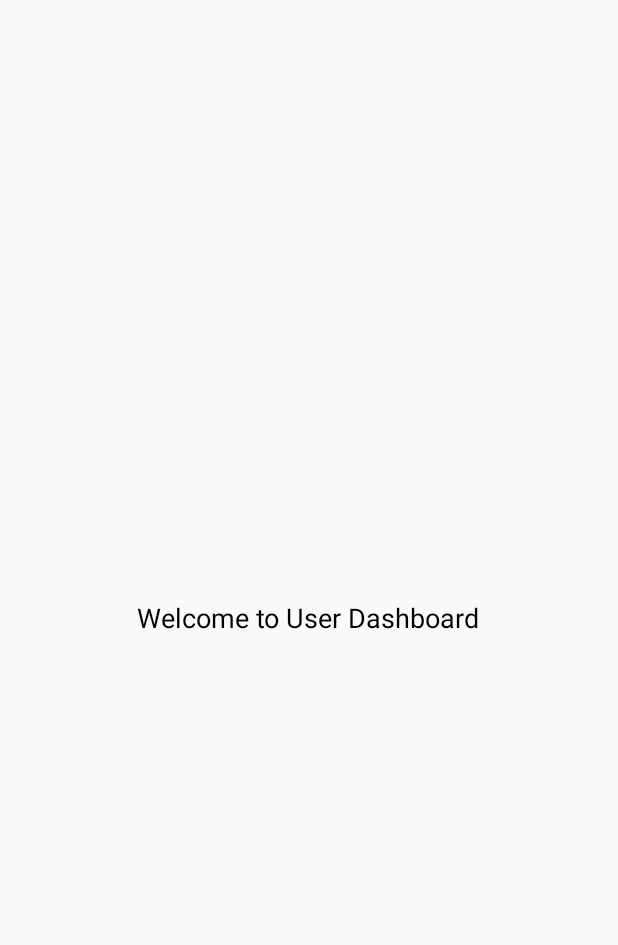
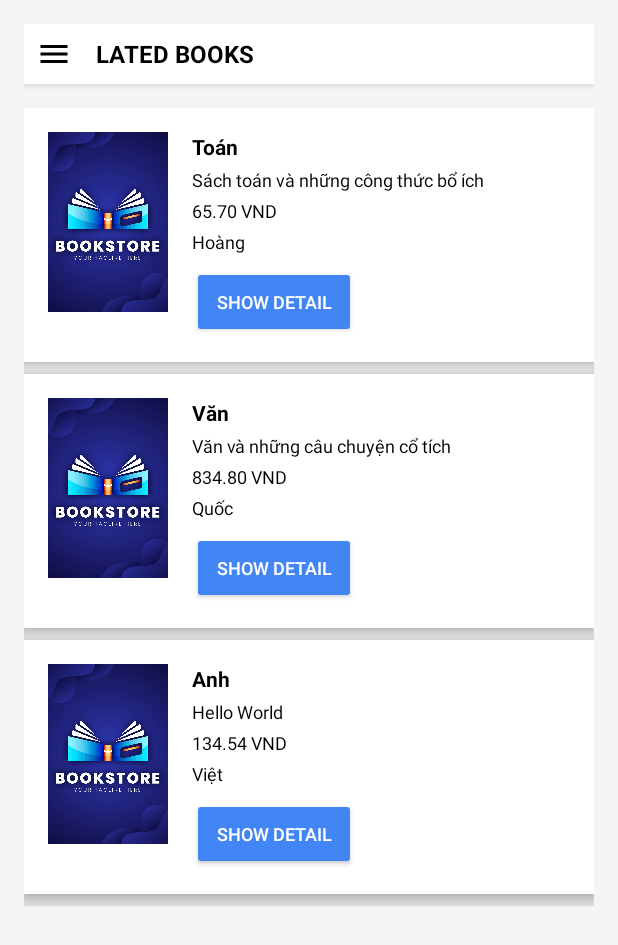
Before and after one commit to tuananbg/BTL_Android, an Android app: the UserActivity screen opened directly, with no data from a screen before it, on a phone screen of 412 x 824 dp. Shown: the top 945 px of the screen. Run offline under Robolectric (Android 15) with nearby library versions, the phone set to English and light mode, and no system bars.

```diff
--- a/app/src/main/java/com/buihuuduy/btl_android/DBSQLite/DataHandler.java
+++ b/app/src/main/java/com/buihuuduy/btl_android/DBSQLite/DataHandler.java
@@ -7,7 +7,11 @@ import android.database.sqlite.SQLiteDatabase;
 import android.database.sqlite.SQLiteOpenHelper;
 import android.util.Log;
 
+import com.buihuuduy.btl_android.entity.BookEntity;
 import com.buihuuduy.btl_android.entity.UserEntity;
+
+import java.util.ArrayList;
+import java.util.List;
 
 public class DataHandler extends SQLiteOpenHelper {
 
@@ -15,6 +19,7 @@ public class DataHandler extends SQLiteOpenHelper {
     private static final String DATABASE_NAME = "book_management_db.db";
 
     private static final String TABLE_USER = "user";
+    private static final String TABLE_BOOK = "book";
 
     // SQL query to create the user table
     private static final String CREATE_TABLE_USER =
@@ -25,6 +30,21 @@ public class DataHandler extends SQLiteOpenHelper {
                     "password VARCHAR(255), " +
                     "isAdmin INTEGER" +
                     ");";
+
+    private static final String CREATE_TABLE_BOOK =
+            "create table " + TABLE_BOOK + " (" +
+                    "id integer primary key autoincrement, " +
+                    "name nvarchar(100), " +
+                    "description text, " +
+                    "price real, " +
+                    "author nvarchar(30)" +
+                    ");";
+
+    private static final String INIT_BOOK_LIST =
+            "INSERT INTO Book (name, description, price, author) VALUES " +
+            "('Toán', 'Sách toán và những công thức bổ ích', 20000, 'Hoàng'), " +
+            "('Văn', 'Văn và những câu chuyện cổ tích', 25000, 'Quốc'), " +
+            "('Anh', 'Hello World', 30000, 'Việt');";
 
     // Constructor
     public DataHandler(Context context) {
@@ -37,6 +57,9 @@ public class DataHandler extends SQLiteOpenHelper {
         try {
             db.execSQL(CREATE_TABLE_USER);  // Tạo bảng user
             createDefaultAccounts(db); // Chèn tài khoản mặc định
+
+            db.execSQL(CREATE_TABLE_BOOK);
+            db.execSQL(INIT_BOOK_LIST);
         } catch (Exception e) {
             Log.e("DataHandler", "Error creating table: " + e.getMessage());
         }
@@ -44,8 +67,9 @@ public class DataHandler extends SQLiteOpenHelper {
 
     @Override
     public void onUpgrade(SQLiteDatabase db, int oldVersion, int newVersion) {
-        db.execSQL("DROP TABLE IF EXISTS " + TABLE_USER);
-        onCreate(db);
+            db.execSQL("DROP TABLE IF EXISTS " + TABLE_USER);
+            db.execSQL("DROP TABLE IF EXISTS " + TABLE_BOOK);
+            onCreate(db); // Tạo lại bảng mới
     }
 
     // Check if email exists in the database
@@ -152,4 +176,39 @@ public class DataHandler extends SQLiteOpenHelper {
             insertUser(db); // Thêm tài khoản user nếu chưa tồn tại
         }
     }
+
+    public List<BookEntity> getAllBooks() {
+        List<BookEntity> bookList = new ArrayList<>();
+        SQLiteDatabase db = this.getReadableDatabase();
+
+        String query = "SELECT * FROM Book";
+        Cursor cursor = db.rawQuery(query, null);
+        int x = 0;
+
+        if (cursor != null && cursor.moveToFirst()) {
+            int idIndex = cursor.getColumnIndex("id");
+            int nameIndex = cursor.getColumnIndex("name");
+            int descriptionIndex = cursor.getColumnIndex("description");
+            int priceIndex = cursor.getColumnIndex("price");
+            int authorIndex = cursor.getColumnIndex("author");
+
+            if (idIndex != -1 && nameIndex != -1 && descriptionIndex != -1 && priceIndex != -1 && authorIndex != -1) {
+                do {
+                    int id = cursor.getInt(idIndex);
+                    String name = cursor.getString(nameIndex);
+                    String description = cursor.getString(descriptionIndex);
+                    double price = cursor.getDouble(priceIndex);
+                    String author = cursor.getString(authorIndex);
+
+                    bookList.add(new BookEntity(id, name, description, price, author));
+                } while (cursor.moveToNext());
+            } else {
+                Log.e("Database", "Column not found in cursor");
+            }
+        }
+        cursor.close();
+        db.close();
+
+        return bookList;
+    }
 }
--- a/app/src/main/java/com/buihuuduy/btl_android/UserActivity.java
+++ b/app/src/main/java/com/buihuuduy/btl_android/UserActivity.java
@@ -1,16 +1,39 @@
 package com.buihuuduy.btl_android;
 
 import android.os.Bundle;
+import android.widget.ListView;
 import android.widget.TextView;
 import androidx.appcompat.app.AppCompatActivity;
 
+import com.buihuuduy.btl_android.DBSQLite.DataHandler;
+import com.buihuuduy.btl_android.adapter.BookAdapter;
+import com.buihuuduy.btl_android.entity.BookEntity;
+
+import java.util.ArrayList;
+import java.util.List;
+
 public class UserActivity extends AppCompatActivity {
+    private ListView listViewBooks;
+    private BookAdapter bookAdapter;
+    private DataHandler dataHandler;
+
     @Override
     protected void onCreate(Bundle savedInstanceState) {
         super.onCreate(savedInstanceState);
         setContentView(R.layout.activity_user);
 
-        TextView textView = findViewById(R.id.textViewUser);
-        textView.setText("Welcome to User Dashboard");
+        listViewBooks = findViewById(R.id.homePageListViewBooks);
+
+        dataHandler = new DataHandler(this);
+
+//        List<BookEntity> bookList = dataHandler.getAllBooks();
+
+        List<BookEntity> bookList = new ArrayList<>();
+        bookList.add(new BookEntity(1, "Toán", "Sách toán và những công thức bổ ích", 65.7, "Hoàng"));
+        bookList.add(new BookEntity(7, "Văn", "Văn và những câu chuyện cổ tích", 834.8, "Quốc"));
+        bookList.add(new BookEntity(5, "Anh", "Hello World", 134.54, "Việt"));
+
+        bookAdapter = new BookAdapter(this, bookList);
+        listViewBooks.setAdapter(bookAdapter);
     }
 }
--- /dev/null
+++ b/app/src/main/java/com/buihuuduy/btl_android/adapter/BookAdapter.java
@@ -0,0 +1,66 @@
+package com.buihuuduy.btl_android.adapter;
+
+import com.buihuuduy.btl_android.R;
+import com.buihuuduy.btl_android.entity.BookEntity;
+
+import android.content.Context;
+import android.view.LayoutInflater;
+import android.view.View;
+import android.view.ViewGroup;
+import android.widget.BaseAdapter;
+import android.widget.Button;
+import android.widget.ImageView;
+import android.widget.TextView;
+
+
+import java.util.List;
+
+public class BookAdapter extends BaseAdapter {
+    private Context context;
+    private List<BookEntity> bookList;
+
+    public BookAdapter(Context context, List<BookEntity> bookList) {
+        this.context = context;
+        this.bookList = bookList;
+    }
+
+    @Override
+    public int getCount() {
+        return bookList.size();
+    }
+
+    @Override
+    public Object getItem(int position) {
+        return bookList.get(position);
+    }
+
+    @Override
+    public long getItemId(int position) {
+        return position;
+    }
+
+    @Override
+    public View getView(int position, View convertView, ViewGroup parent) {
+        if (convertView == null) {
+            convertView = LayoutInflater.from(context).inflate(R.layout.book_item, parent, false);
+        }
+
+        BookEntity book = bookList.get(position);
+
+        TextView name = convertView.findViewById(R.id.bookItemName);
+        TextView description = convertView.findViewById(R.id.bookItemDescription);
+        TextView price = convertView.findViewById(R.id.bookItemPrice);
+        TextView author = convertView.findViewById(R.id.bookItemAuthor);
+        Button btnDetail = convertView.findViewById(R.id.bookItemBtnShowDetail);
+
+        name.setText(book.getName());
+        description.setText(book.getDescription());
+        price.setText(String.format("%.2f VND", book.getPrice()));
+        author.setText(book.getAuthor());
+
+        btnDetail.setOnClickListener(v -> {
+        });
+
+        return convertView;
+    }
+}
--- /dev/null
+++ b/app/src/main/java/com/buihuuduy/btl_android/entity/BookEntity.java
@@ -0,0 +1,23 @@
+package com.buihuuduy.btl_android.entity;
+
+public class BookEntity {
+    private int id;
+    private String name;
+    private String description;
+    private double price;
+    private String author;
+
+    public BookEntity(int id, String name, String description, double price, String author) {
+        this.id = id;
+        this.name = name;
+        this.description = description;
+        this.price = price;
+        this.author = author;
+    }
+
+    public int getId() { return id; }
+    public String getName() { return name; }
+    public String getDescription() { return description; }
+    public double getPrice() { return price; }
+    public String getAuthor() { return author; }
+}
--- /dev/null
+++ b/app/src/main/res/drawable/ic_menu.xml
@@ -0,0 +1,5 @@
+<vector xmlns:android="http://schemas.android.com/apk/res/android" android:height="24dp" android:tint="#000000" android:viewportHeight="24" android:viewportWidth="24" android:width="24dp">
+
+    <path android:fillColor="@android:color/white" android:pathData="M3,18h18v-2L3,16v2zM3,13h18v-2L3,11v2zM3,6v2h18L21,6L3,6z"/>
+
+</vector>
--- a/app/src/main/res/layout/activity_user.xml
+++ b/app/src/main/res/layout/activity_user.xml
@@ -1,15 +1,44 @@
 <?xml version="1.0" encoding="utf-8"?>
-<LinearLayout xmlns:android="http://schemas.android.com/apk/res/android"
-    android:layout_width="match_parent"
-    android:layout_height="match_parent"
-    android:orientation="vertical"
-    android:gravity="center">
+<LinearLayout
+xmlns:android="http://schemas.android.com/apk/res/android"
+xmlns:tools="http://schemas.android.com/tools"
+android:layout_width="match_parent"
+android:layout_height="match_parent"
+android:orientation="vertical"
+android:background="#F5F5F5"
+android:padding="16dp"
+tools:context=".MainActivity">
 
-    <TextView
-        android:id="@+id/textViewUser"
-        android:layout_width="wrap_content"
+    <LinearLayout
+        android:layout_width="match_parent"
         android:layout_height="wrap_content"
-        android:text="Welcome to User Dashboard"
-        android:textSize="18sp"
-        android:textColor="@android:color/black"/>
+        android:orientation="horizontal"
+        android:padding="8dp"
+        android:background="#FFFFFF"
+        android:elevation="4dp"
+        android:layout_marginBottom="16dp">
+
+        <ImageView
+            android:layout_width="24dp"
+            android:layout_height="24dp"
+            android:src="@drawable/ic_menu"
+            android:contentDescription="Menu" />
+
+        <TextView
+            android:layout_width="wrap_content"
+            android:layout_height="wrap_content"
+            android:text="LATED BOOKS"
+            android:layout_gravity="center_vertical"
+            android:layout_marginStart="16dp"
+            android:textColor="#000000"
+            android:textStyle="bold"
+            android:textSize="16sp" />
+    </LinearLayout>
+
+    <ListView
+        android:id="@+id/homePageListViewBooks"
+        android:layout_width="match_parent"
+        android:layout_height="match_parent"
+        android:divider="#E0E0E0"
+        android:dividerHeight="8dp" />
 </LinearLayout>
--- /dev/null
+++ b/app/src/main/res/layout/book_item.xml
@@ -0,0 +1,74 @@
+<LinearLayout
+    xmlns:android="http://schemas.android.com/apk/res/android"
+    android:layout_width="match_parent"
+    android:layout_height="wrap_content"
+    android:orientation="horizontal"
+    android:background="#FFFFFF"
+    android:padding="16dp"
+    android:elevation="4dp"
+    android:layout_marginBottom="16dp"
+    android:layout_marginEnd="8dp"
+    android:layout_marginStart="8dp">
+
+    <ImageView
+        android:id="@+id/bookItemImage"
+        android:layout_width="80dp"
+        android:layout_height="120dp"
+        android:src="@drawable/logo"
+        android:scaleType="centerCrop"
+        android:layout_marginEnd="16dp" />
+
+    <LinearLayout
+        android:layout_width="0dp"
+        android:layout_height="wrap_content"
+        android:layout_weight="1"
+        android:orientation="vertical">
+
+        <TextView
+            android:id="@+id/bookItemName"
+            android:layout_width="wrap_content"
+            android:layout_height="wrap_content"
+            android:text="BOOK NAME"
+            android:textStyle="bold"
+            android:textSize="14sp"
+            android:textColor="#000000" />
+
+        <TextView
+            android:id="@+id/bookItemDescription"
+            android:layout_width="wrap_content"
+            android:layout_height="wrap_content"
+            android:text="Description"
+            android:layout_marginTop="4dp"
+            android:textColor="#000000"
+            android:textSize="12sp" />
+
+        <TextView
+            android:id="@+id/bookItemPrice"
+            android:layout_width="wrap_content"
+            android:layout_height="wrap_content"
+            android:text="Price"
+            android:layout_marginTop="4dp"
+            android:textColor="#000000"
+            android:textSize="12sp" />
+
+        <TextView
+            android:id="@+id/bookItemAuthor"
+            android:layout_width="wrap_content"
+            android:layout_height="wrap_content"
+            android:text="Author"
+            android:layout_marginTop="4dp"
+            android:textColor="#000000"
+            android:textSize="12sp" />
+
+        <Button
+            android:id="@+id/bookItemBtnShowDetail"
+            android:layout_width="wrap_content"
+            android:layout_height="wrap_content"
+            android:text="Show Detail"
+            android:layout_marginTop="8dp"
+            android:backgroundTint="#4285F4"
+            android:textColor="#FFFFFF"
+            android:textSize="12sp"
+            android:paddingHorizontal="16dp" />
+    </LinearLayout>
+</LinearLayout>
```
